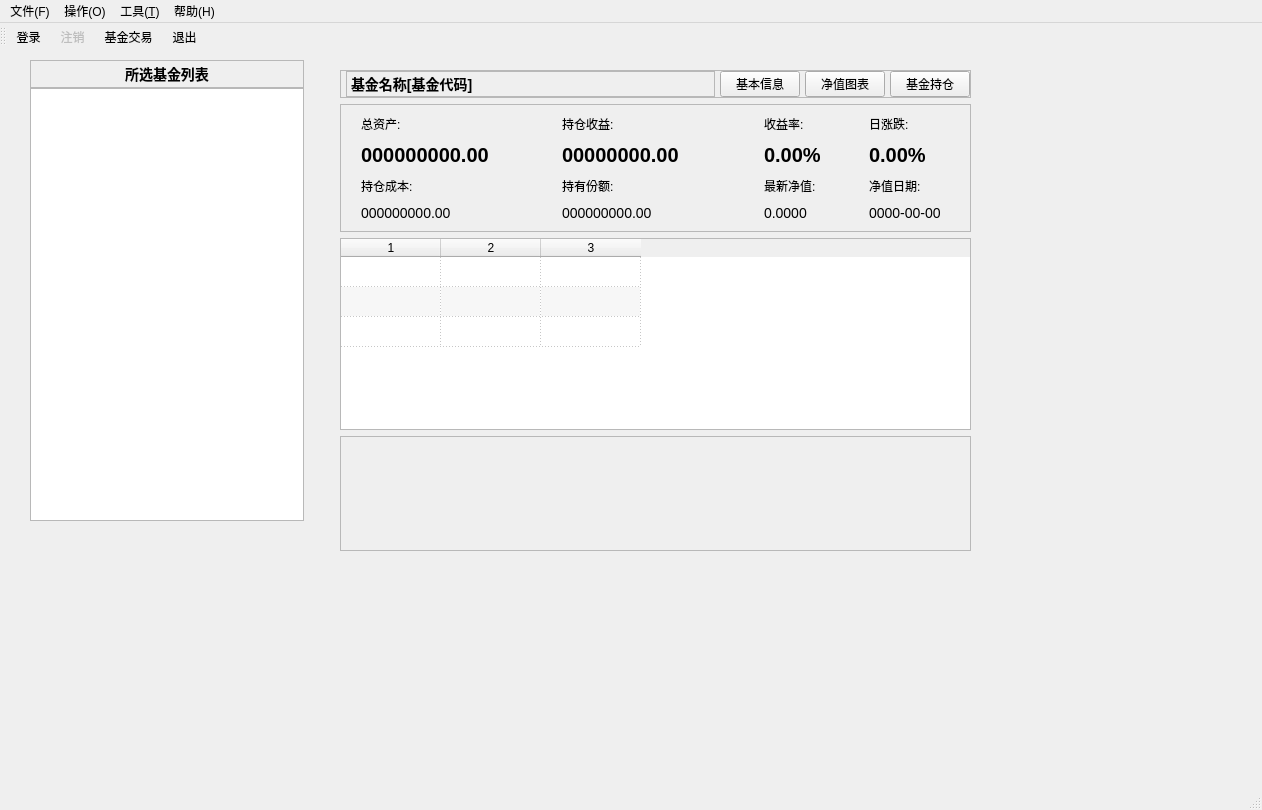
Old version of the form src/ui/MainWindow.ui in the repository zhouxchuan/finwise.
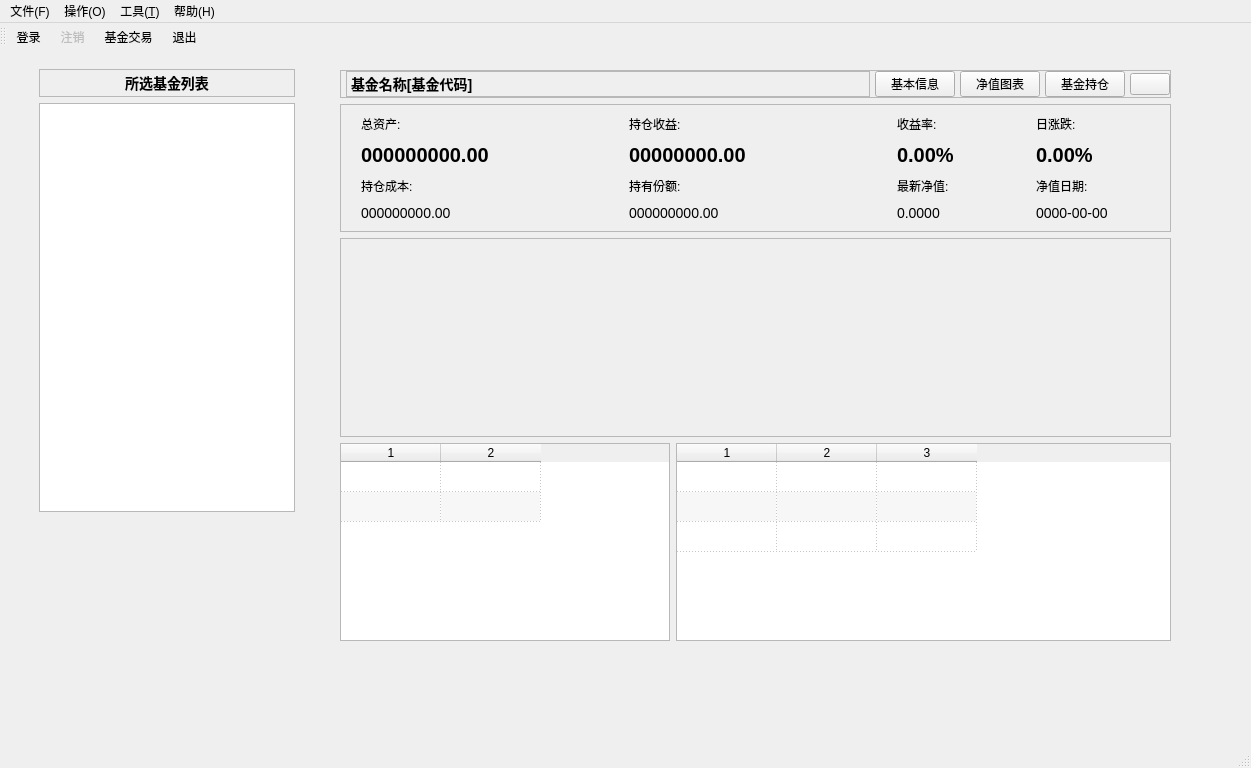
New version of the form. Icons and pictures are not drawn.

What changed in the file:
```diff
--- a/src/ui/MainWindow.ui
+++ b/src/ui/MainWindow.ui
@@ -6,8 +6,8 @@
    <rect>
     <x>0</x>
     <y>0</y>
-    <width>1262</width>
-    <height>810</height>
+    <width>1251</width>
+    <height>768</height>
    </rect>
   </property>
   <property name="windowTitle">
@@ -64,19 +64,19 @@
     </property>
     <layout class="QVBoxLayout" name="verticalLayout">
      <property name="spacing">
-      <number>0</number>
+      <number>6</number>
      </property>
      <property name="leftMargin">
-      <number>0</number>
+      <number>9</number>
      </property>
      <property name="topMargin">
-      <number>0</number>
+      <number>9</number>
      </property>
      <property name="rightMargin">
-      <number>0</number>
+      <number>9</number>
      </property>
      <property name="bottomMargin">
-      <number>0</number>
+      <number>9</number>
      </property>
      <item>
       <widget class="QLabel" name="fundListLabel">
@@ -132,13 +132,19 @@
      <rect>
       <x>340</x>
       <y>20</y>
-      <width>631</width>
-      <height>481</height>
+      <width>831</width>
+      <height>571</height>
      </rect>
     </property>
     <layout class="QVBoxLayout" name="verticalLayout_2">
      <item>
       <widget class="QFrame" name="frame">
+       <property name="sizePolicy">
+        <sizepolicy hsizetype="Preferred" vsizetype="Fixed">
+         <horstretch>0</horstretch>
+         <verstretch>0</verstretch>
+        </sizepolicy>
+       </property>
        <property name="frameShape">
         <enum>QFrame::Shape::StyledPanel</enum>
        </property>
@@ -237,11 +243,27 @@
           </property>
          </widget>
         </item>
+        <item>
+         <widget class="QPushButton" name="fundAccountInitButton">
+          <property name="text">
+           <string/>
+          </property>
+          <property name="icon">
+           <iconset theme="QIcon::ThemeIcon::EditSelectAll"/>
+          </property>
+         </widget>
+        </item>
        </layout>
       </widget>
      </item>
      <item>
       <widget class="QFrame" name="fundDataFrame">
+       <property name="sizePolicy">
+        <sizepolicy hsizetype="Expanding" vsizetype="Fixed">
+         <horstretch>0</horstretch>
+         <verstretch>0</verstretch>
+        </sizepolicy>
+       </property>
        <property name="frameShape">
         <enum>QFrame::Shape::StyledPanel</enum>
        </property>
@@ -403,48 +425,20 @@
        </layout>
       </widget>
      </item>
-     <item>
-      <widget class="QTableWidget" name="fundTableWidget">
-       <property name="editTriggers">
-        <set>QAbstractItemView::EditTrigger::NoEditTriggers</set>
-       </property>
-       <property name="alternatingRowColors">
-        <bool>true</bool>
-       </property>
-       <property name="selectionMode">
-        <enum>QAbstractItemView::SelectionMode::SingleSelection</enum>
-       </property>
-       <property name="selectionBehavior">
-        <enum>QAbstractItemView::SelectionBehavior::SelectRows</enum>
-       </property>
-       <property name="gridStyle">
-        <enum>Qt::PenStyle::DotLine</enum>
-       </property>
-       <property name="rowCount">
-        <number>3</number>
-       </property>
-       <property name="columnCount">
-        <number>3</number>
-       </property>
-       <attribute name="verticalHeaderVisible">
-        <bool>false</bool>
-       </attribute>
-       <row/>
-       <row/>
-       <row/>
-       <column/>
-       <column/>
-       <column/>
-      </widget>
-     </item>
      <item>
       <widget class="QFrame" name="frame_2">
        <property name="sizePolicy">
-        <sizepolicy hsizetype="Expanding" vsizetype="Expanding">
+        <sizepolicy hsizetype="Expanding" vsizetype="Minimum">
          <horstretch>0</horstretch>
          <verstretch>0</verstretch>
         </sizepolicy>
        </property>
+       <property name="minimumSize">
+        <size>
+         <width>0</width>
+         <height>150</height>
+        </size>
+       </property>
        <property name="frameShape">
         <enum>QFrame::Shape::StyledPanel</enum>
        </property>
@@ -453,6 +447,100 @@
        </property>
       </widget>
      </item>
+     <item>
+      <layout class="QHBoxLayout" name="horizontalLayout_2">
+       <item>
+        <widget class="QTableWidget" name="anvTableWidget">
+         <property name="sizePolicy">
+          <sizepolicy hsizetype="Expanding" vsizetype="Minimum">
+           <horstretch>2</horstretch>
+           <verstretch>0</verstretch>
+          </sizepolicy>
+         </property>
+         <property name="minimumSize">
+          <size>
+           <width>0</width>
+           <height>100</height>
+          </size>
+         </property>
+         <property name="editTriggers">
+          <set>QAbstractItemView::EditTrigger::NoEditTriggers</set>
+         </property>
+         <property name="alternatingRowColors">
+          <bool>true</bool>
+         </property>
+         <property name="selectionMode">
+          <enum>QAbstractItemView::SelectionMode::NoSelection</enum>
+         </property>
+         <property name="selectionBehavior">
+          <enum>QAbstractItemView::SelectionBehavior::SelectRows</enum>
+         </property>
+         <property name="gridStyle">
+          <enum>Qt::PenStyle::DotLine</enum>
+         </property>
+         <property name="rowCount">
+          <number>2</number>
+         </property>
+         <property name="columnCount">
+          <number>2</number>
+         </property>
+         <attribute name="verticalHeaderVisible">
+          <bool>false</bool>
+         </attribute>
+         <row/>
+         <row/>
+         <column/>
+         <column/>
+        </widget>
+       </item>
+       <item>
+        <widget class="QTableWidget" name="actionTableWidget">
+         <property name="sizePolicy">
+          <sizepolicy hsizetype="Expanding" vsizetype="Minimum">
+           <horstretch>3</horstretch>
+           <verstretch>0</verstretch>
+          </sizepolicy>
+         </property>
+         <property name="minimumSize">
+          <size>
+           <width>0</width>
+           <height>100</height>
+          </size>
+         </property>
+         <property name="editTriggers">
+          <set>QAbstractItemView::EditTrigger::NoEditTriggers</set>
+         </property>
+         <property name="alternatingRowColors">
+          <bool>true</bool>
+         </property>
+         <property name="selectionMode">
+          <enum>QAbstractItemView::SelectionMode::SingleSelection</enum>
+         </property>
+         <property name="selectionBehavior">
+          <enum>QAbstractItemView::SelectionBehavior::SelectRows</enum>
+         </property>
+         <property name="gridStyle">
+          <enum>Qt::PenStyle::DotLine</enum>
+         </property>
+         <property name="rowCount">
+          <number>3</number>
+         </property>
+         <property name="columnCount">
+          <number>3</number>
+         </property>
+         <attribute name="verticalHeaderVisible">
+          <bool>false</bool>
+         </attribute>
+         <row/>
+         <row/>
+         <row/>
+         <column/>
+         <column/>
+         <column/>
+        </widget>
+       </item>
+      </layout>
+     </item>
     </layout>
    </widget>
   </widget>
@@ -461,7 +549,7 @@
     <rect>
      <x>0</x>
      <y>0</y>
-     <width>1262</width>
+     <width>1251</width>
      <height>33</height>
     </rect>
    </property>
```
Left out of the diff: 41 changed lines with no effect on the pictures.
